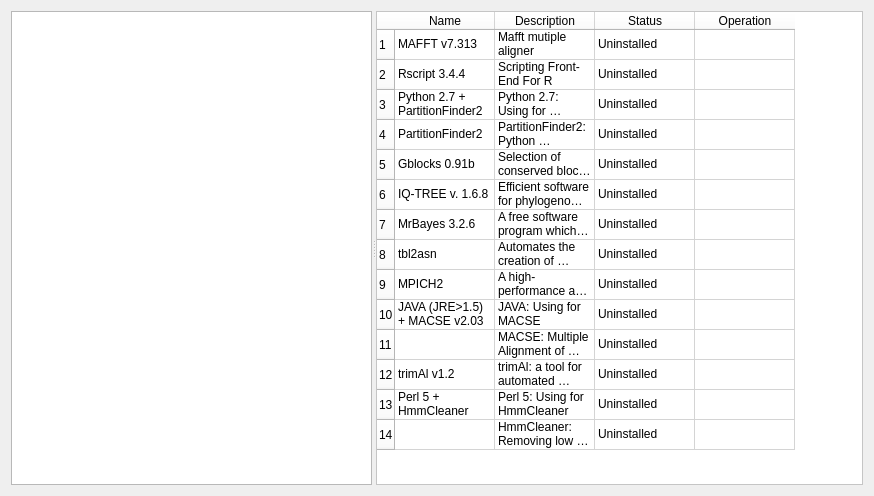
Old version of the form PhyloSuite/uifiles/settings.ui in the repository dongzhang0725/PhyloSuite.
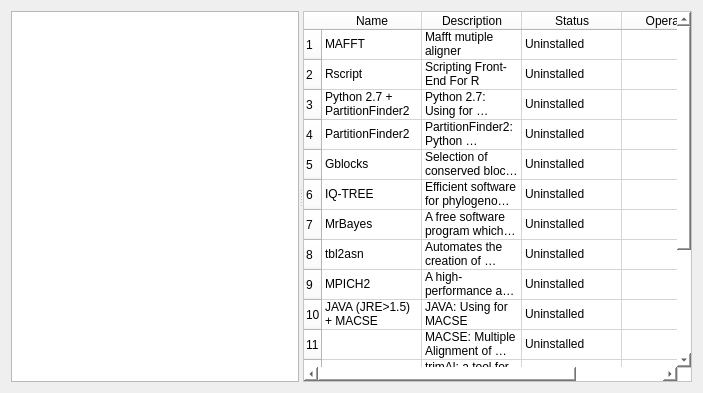
New version of the form. The open tabs and pages were chosen to show the change. Icons and pictures are not drawn. Custom widgets are drawn as their Qt base class.

```diff
--- a/PhyloSuite/uifiles/settings.ui
+++ b/PhyloSuite/uifiles/settings.ui
@@ -9,8 +9,8 @@
    <rect>
     <x>0</x>
     <y>0</y>
-    <width>874</width>
-    <height>496</height>
+    <width>703</width>
+    <height>393</height>
    </rect>
   </property>
   <property name="contextMenuPolicy">
@@ -128,6 +128,16 @@
             <string>14</string>
            </property>
           </row>
+          <row>
+           <property name="text">
+            <string>15</string>
+           </property>
+          </row>
+          <row>
+           <property name="text">
+            <string>16</string>
+           </property>
+          </row>
           <column>
            <property name="text">
             <string>Name</string>
@@ -150,7 +160,7 @@
           </column>
           <item row="0" column="0">
            <property name="text">
-            <string>MAFFT v7.313</string>
+            <string>MAFFT</string>
            </property>
           </item>
           <item row="0" column="1">
@@ -168,7 +178,7 @@
           </item>
           <item row="1" column="0">
            <property name="text">
-            <string>Rscript 3.4.4</string>
+            <string>Rscript</string>
            </property>
           </item>
           <item row="1" column="1">
@@ -222,7 +232,7 @@
           </item>
           <item row="4" column="0">
            <property name="text">
-            <string>Gblocks 0.91b</string>
+            <string>Gblocks</string>
            </property>
           </item>
           <item row="4" column="1">
@@ -240,7 +250,7 @@
           </item>
           <item row="5" column="0">
            <property name="text">
-            <string>IQ-TREE v. 1.6.8</string>
+            <string>IQ-TREE</string>
            </property>
           </item>
           <item row="5" column="1">
@@ -255,7 +265,7 @@
           </item>
           <item row="6" column="0">
            <property name="text">
-            <string>MrBayes 3.2.6</string>
+            <string>MrBayes</string>
            </property>
           </item>
           <item row="6" column="1">
@@ -300,7 +310,7 @@
           </item>
           <item row="9" column="0">
            <property name="text">
-            <string>JAVA (JRE&gt;1.5) + MACSE v2.03</string>
+            <string>JAVA (JRE&gt;1.5) + MACSE</string>
            </property>
           </item>
           <item row="9" column="1">
@@ -330,7 +340,7 @@
           </item>
           <item row="11" column="0">
            <property name="text">
-            <string>trimAl v1.2</string>
+            <string>trimAl</string>
            </property>
           </item>
           <item row="11" column="1">
@@ -368,6 +378,36 @@
             <string>Uninstalled</string>
            </property>
           </item>
+          <item row="14" column="0">
+           <property name="text">
+            <string>CodonW</string>
+           </property>
+          </item>
+          <item row="14" column="1">
+           <property name="text">
+            <string>Correspondence Analysis of Codon Usage</string>
+           </property>
+          </item>
+          <item row="14" column="2">
+           <property name="text">
+            <string>Uninstalled</string>
+           </property>
+          </item>
+          <item row="15" column="0">
+           <property name="text">
+            <string>Plot engine</string>
+           </property>
+          </item>
+          <item row="15" column="1">
+           <property name="text">
+            <string>Plot engine for PhyloSuite</string>
+           </property>
+          </item>
+          <item row="15" column="2">
+           <property name="text">
+            <string>Uninstalled</string>
+           </property>
+          </item>
          </widget>
         </item>
        </layout>
```
Left out of the diff: 38 changed lines with no effect on the pictures.
